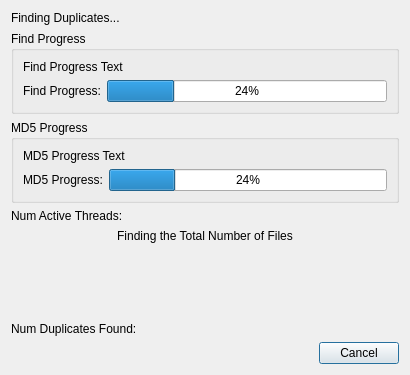
The window that MainWindow/ProgressDlg.ui (towel42-com/FindDupe) describes before a commit, drawn with Qt 5.
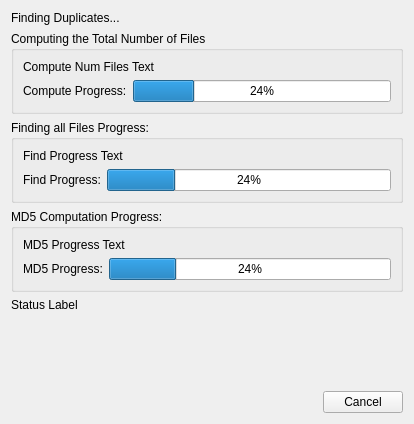
The same window after the commit.

Commit message: Count files first, then find them all

What changed in the file:
```diff
--- a/MainWindow/ProgressDlg.ui
+++ b/MainWindow/ProgressDlg.ui
@@ -1,29 +1,19 @@
 <?xml version="1.0" encoding="UTF-8"?>
 <ui version="4.0">
  <class>CProgressDlg</class>
- <widget class="QDialog" name="CProgressDlg">
+ <widget class="QWidget" name="CProgressDlg">
   <property name="geometry">
    <rect>
     <x>0</x>
     <y>0</y>
-    <width>410</width>
-    <height>375</height>
+    <width>414</width>
+    <height>424</height>
    </rect>
   </property>
   <property name="windowTitle">
    <string>Progress</string>
   </property>
   <layout class="QGridLayout" name="gridLayout">
-   <item row="4" column="0" colspan="2">
-    <widget class="QLabel" name="processingFileCountLabel">
-     <property name="text">
-      <string>Finding the Total Number of Files</string>
-     </property>
-     <property name="alignment">
-      <set>Qt::AlignCenter</set>
-     </property>
-    </widget>
-   </item>
    <item row="7" column="0" colspan="2">
     <widget class="QDialogButtonBox" name="buttonBox">
      <property name="standardButtons">
@@ -31,14 +21,7 @@
      </property>
     </widget>
    </item>
-   <item row="6" column="0" colspan="2">
-    <widget class="QLabel" name="numDuplicates">
-     <property name="text">
-      <string>Num Duplicates Found:</string>
-     </property>
-    </widget>
-   </item>
-   <item row="5" column="0">
+   <item row="6" column="0">
     <spacer name="verticalSpacer">
      <property name="orientation">
       <enum>Qt::Vertical</enum>
@@ -51,47 +34,47 @@
      </property>
     </spacer>
    </item>
-   <item row="3" column="0" colspan="2">
-    <widget class="QLabel" name="threadsLabel">
-     <property name="text">
-      <string>Num Active Threads: </string>
-     </property>
-    </widget>
-   </item>
-   <item row="2" column="0" colspan="2">
-    <widget class="QGroupBox" name="md5Group">
-     <property name="title">
-      <string>MD5 Progress</string>
-     </property>
-     <layout class="QGridLayout" name="gridLayout_3">
-      <item row="0" column="0" colspan="2">
-       <widget class="QLabel" name="md5Text">
-        <property name="text">
-         <string>MD5 Progress Text</string>
-        </property>
-       </widget>
-      </item>
-      <item row="1" column="0">
-       <widget class="QLabel" name="md5Label">
-        <property name="text">
-         <string>MD5 Progress:</string>
-        </property>
-       </widget>
-      </item>
-      <item row="1" column="1">
-       <widget class="QProgressBar" name="md5Progress">
-        <property name="value">
-         <number>24</number>
-        </property>
-       </widget>
-      </item>
-     </layout>
-    </widget>
-   </item>
    <item row="1" column="0" colspan="2">
+    <widget class="QGroupBox" name="computeGroup">
+     <property name="title">
+      <string>Computing the Total Number of Files</string>
+     </property>
+     <layout class="QGridLayout" name="gridLayout_4">
+      <item row="1" column="0">
+       <widget class="QLabel" name="computeLabel">
+        <property name="text">
+         <string>Compute Progress:</string>
+        </property>
+       </widget>
+      </item>
+      <item row="1" column="1">
+       <widget class="QProgressBar" name="computeProgress">
+        <property name="value">
+         <number>24</number>
+        </property>
+       </widget>
+      </item>
+      <item row="0" column="0" colspan="2">
+       <widget class="QLabel" name="computeText">
+        <property name="text">
+         <string>Compute Num Files Text</string>
+        </property>
+       </widget>
+      </item>
+     </layout>
+    </widget>
+   </item>
+   <item row="0" column="0" colspan="2">
+    <widget class="QLabel" name="mainLabel">
+     <property name="text">
+      <string>Finding Duplicates...</string>
+     </property>
+    </widget>
+   </item>
+   <item row="2" column="0" colspan="2">
     <widget class="QGroupBox" name="findGroup">
      <property name="title">
-      <string>Find Progress</string>
+      <string>Finding all Files Progress:</string>
      </property>
      <layout class="QGridLayout" name="gridLayout_2">
       <item row="1" column="0">
@@ -127,13 +110,43 @@
      </layout>
     </widget>
    </item>
-   <item row="0" column="0" colspan="2">
-    <widget class="QLabel" name="mainLabel">
+   <item row="4" column="0" colspan="2">
+    <widget class="QLabel" name="statusLabel">
      <property name="text">
-      <string>Finding Duplicates...</string>
+      <string>Status Label</string>
      </property>
     </widget>
    </item>
+   <item row="3" column="0" colspan="2">
+    <widget class="QGroupBox" name="md5Group">
+     <property name="title">
+      <string>MD5 Computation Progress:</string>
+     </property>
+     <layout class="QGridLayout" name="gridLayout_3">
+      <item row="0" column="0" colspan="2">
+       <widget class="QLabel" name="md5Text">
+        <property name="text">
+         <string>MD5 Progress Text</string>
+        </property>
+       </widget>
+      </item>
+      <item row="1" column="0">
+       <widget class="QLabel" name="md5Label">
+        <property name="text">
+         <string>MD5 Progress:</string>
+        </property>
+       </widget>
+      </item>
+      <item row="1" column="1">
+       <widget class="QProgressBar" name="md5Progress">
+        <property name="value">
+         <number>24</number>
+        </property>
+       </widget>
+      </item>
+     </layout>
+    </widget>
+   </item>
   </layout>
  </widget>
  <resources>
```
The commit also changes 2 other files.
